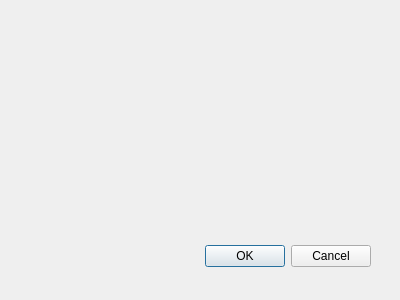
Old version of the form qceplib-base/qcepnewcolumnscandialog.ui in the repository guyjennings/qxrd.
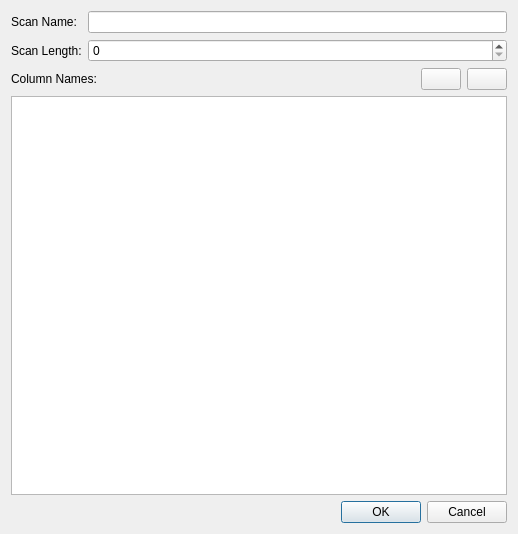
New version of the form. Icons and pictures are not drawn.

```diff
--- a/qceplib-base/qcepnewcolumnscandialog.ui
+++ b/qceplib-base/qcepnewcolumnscandialog.ui
@@ -8,29 +8,98 @@
    <rect>
     <x>0</x>
     <y>0</y>
-    <width>400</width>
-    <height>300</height>
+    <width>518</width>
+    <height>534</height>
    </rect>
   </property>
   <property name="windowTitle">
    <string>Dialog</string>
   </property>
-  <widget name="buttonBox" class="QDialogButtonBox">
-   <property name="geometry">
-    <rect>
-     <x>30</x>
-     <y>240</y>
-     <width>341</width>
-     <height>32</height>
-    </rect>
-   </property>
-   <property name="orientation">
-    <enum>Qt::Horizontal</enum>
-   </property>
-   <property name="standardButtons">
-    <set>QDialogButtonBox::Cancel|QDialogButtonBox::Ok</set>
-   </property>
-  </widget>
+  <layout class="QGridLayout" name="gridLayout_2">
+   <item row="0" column="0">
+    <widget class="QLabel" name="label">
+     <property name="text">
+      <string>Scan Name:</string>
+     </property>
+    </widget>
+   </item>
+   <item row="0" column="1">
+    <widget class="QLineEdit" name="m_ScanName"/>
+   </item>
+   <item row="1" column="0">
+    <widget class="QLabel" name="label_3">
+     <property name="text">
+      <string>Scan Length:</string>
+     </property>
+    </widget>
+   </item>
+   <item row="1" column="1">
+    <widget class="QSpinBox" name="m_ScanSize">
+     <property name="maximum">
+      <number>10000000</number>
+     </property>
+    </widget>
+   </item>
+   <item row="2" column="0" colspan="2">
+    <layout class="QGridLayout" name="gridLayout">
+     <item row="0" column="0">
+      <widget class="QLabel" name="label_2">
+       <property name="text">
+        <string>Column Names:</string>
+       </property>
+      </widget>
+     </item>
+     <item row="0" column="1">
+      <spacer name="horizontalSpacer">
+       <property name="orientation">
+        <enum>Qt::Horizontal</enum>
+       </property>
+       <property name="sizeHint" stdset="0">
+        <size>
+         <width>178</width>
+         <height>20</height>
+        </size>
+       </property>
+      </spacer>
+     </item>
+     <item row="0" column="2">
+      <widget class="QPushButton" name="m_AddColumn">
+       <property name="text">
+        <string/>
+       </property>
+       <property name="icon">
+        <iconset resource="../../../qxrdresources.qrc">
+         <normaloff>:/images/list-add.png</normaloff>:/images/list-add.png</iconset>
+       </property>
+      </widget>
+     </item>
+     <item row="0" column="3">
+      <widget class="QPushButton" name="m_DelColumn">
+       <property name="text">
+        <string/>
+       </property>
+       <property name="icon">
+        <iconset resource="../../../qxrdresources.qrc">
+         <normaloff>:/images/list-remove.png</normaloff>:/images/list-remove.png</iconset>
+       </property>
+      </widget>
+     </item>
+    </layout>
+   </item>
+   <item row="3" column="0" colspan="2">
+    <widget class="QListWidget" name="m_ColumnNames"/>
+   </item>
+   <item row="4" column="0" colspan="2">
+    <widget class="QDialogButtonBox" name="buttonBox">
+     <property name="orientation">
+      <enum>Qt::Horizontal</enum>
+     </property>
+     <property name="standardButtons">
+      <set>QDialogButtonBox::Cancel|QDialogButtonBox::Ok</set>
+     </property>
+    </widget>
+   </item>
+  </layout>
  </widget>
  <pixmapfunction/>
  <resources/>
```
Left out of the diff: 11 changed lines with no effect on the pictures.
